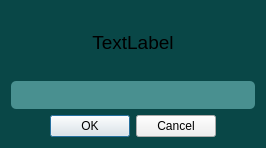
This is src/interface/SureDo.ui in OgurtsovAndrei/Messenger-project as Qt 5 draws it before an edit. The edited form follows.
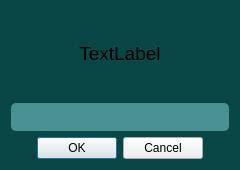
This is the edited form.

```diff
--- a/src/interface/SureDo.ui
+++ b/src/interface/SureDo.ui
@@ -6,8 +6,8 @@
    <rect>
     <x>0</x>
     <y>0</y>
-    <width>266</width>
-    <height>148</height>
+    <width>240</width>
+    <height>170</height>
    </rect>
   </property>
   <property name="sizePolicy">
@@ -31,6 +31,9 @@
      <property name="text">
       <string>&lt;html&gt;&lt;head/&gt;&lt;body&gt;&lt;p align=&quot;center&quot;&gt;&lt;span style=&quot; font-size:14pt;&quot;&gt;TextLabel&lt;/span&gt;&lt;/p&gt;&lt;/body&gt;&lt;/html&gt;</string>
      </property>
+     <property name="alignment">
+      <set>Qt::AlignCenter</set>
+     </property>
     </widget>
    </item>
    <item>
```
